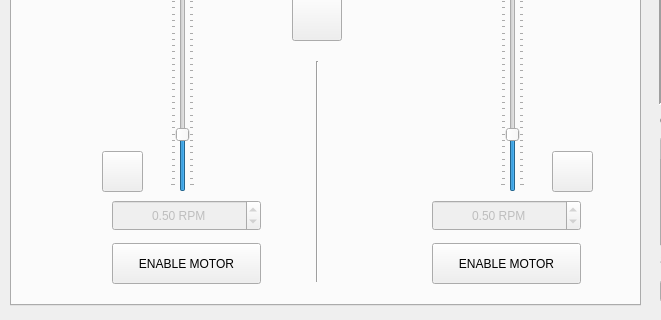
First picture: the form in _ui/Clinostat.ui, repository CoCl-Jerry/SciSpin_Max_Dev, before the edit; both pictures show x 0 to 661 and y 255 to 575 of the 1024 by 575 pixel window.
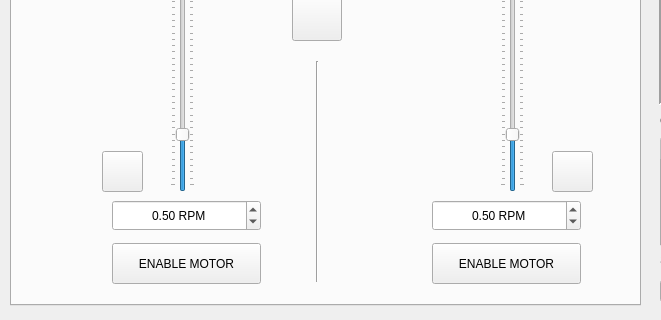
Second picture: the form after the edit. Icons and pictures are not drawn.

Patch:
```diff
--- a/_ui/Clinostat.ui
+++ b/_ui/Clinostat.ui
@@ -689,7 +689,7 @@
      </widget>
      <widget class="QDoubleSpinBox" name="frame_spinBox">
       <property name="enabled">
-       <bool>false</bool>
+       <bool>true</bool>
       </property>
       <property name="geometry">
        <rect>
@@ -726,7 +726,7 @@
      </widget>
      <widget class="QDoubleSpinBox" name="core_spinBox">
       <property name="enabled">
-       <bool>false</bool>
+       <bool>true</bool>
       </property>
       <property name="geometry">
        <rect>
```
